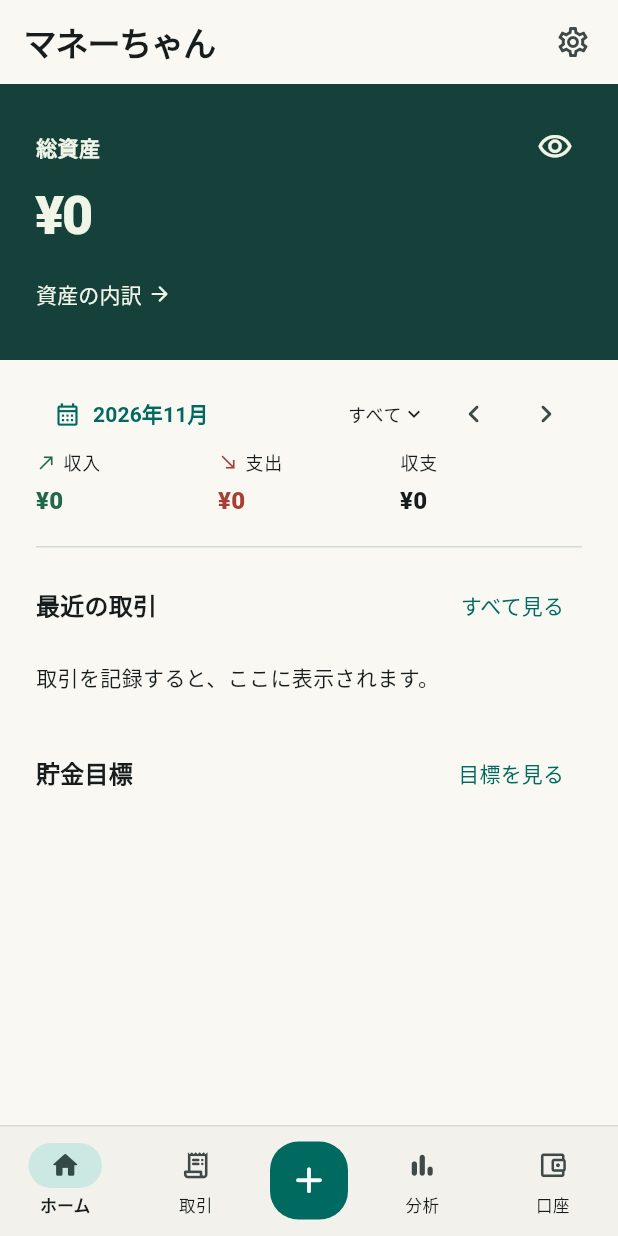
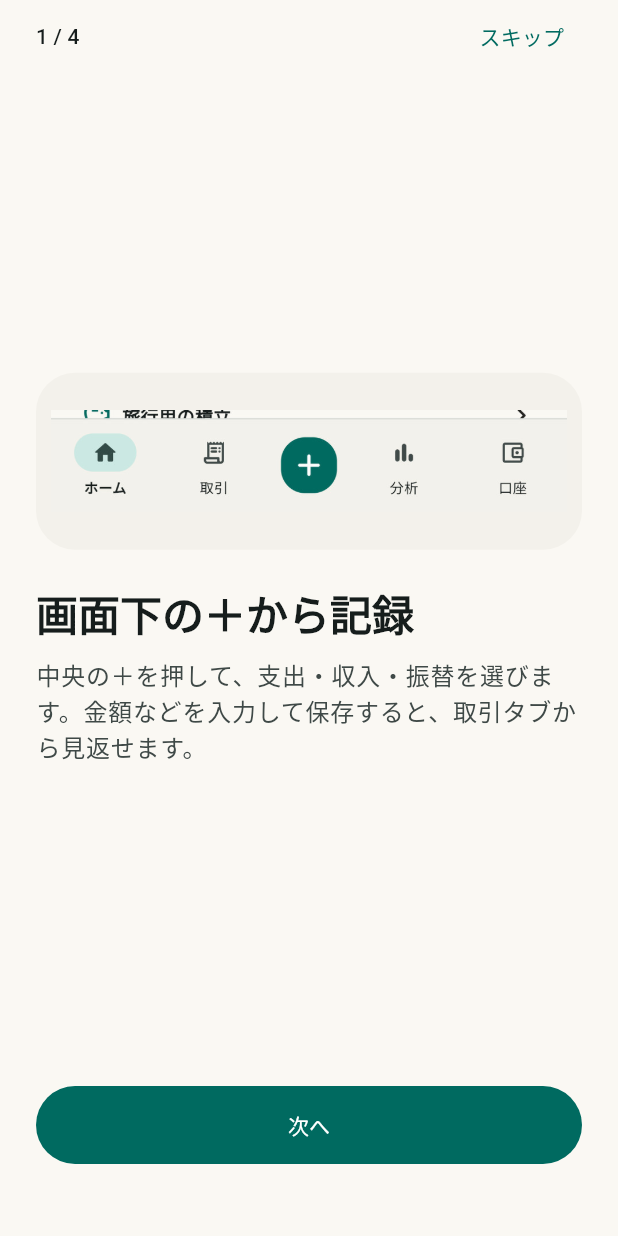
Before and after one commit to disnana/DisnanaMoneyManagement, a Flutter app: the screen it shows after launch, on a phone screen of 412 x 824 dp. Run offline on Flutter 3.47's test engine with Material 3 defaults, Android fonts, the phone set to English and light mode, and no system bars; our stand-ins replace csv, local_auth, material_ui, share_plus, shared_preferences; missing offline and left inert: charset, file_selector.

Commit message:
Teach first-run Flutter users with real finance screens

```diff
--- /dev/null
+++ b/apps/flutter-prototype/lib/guide_screen.dart
@@ -0,0 +1,182 @@
+part of 'main.dart';
+
+const _guide = [
+  (
+    '画面下の＋から記録',
+    '中央の＋を押して、支出・収入・振替を選びます。金額などを入力して保存すると、取引タブから見返せます。',
+    'assets/guide/record.jpg',
+    118.0,
+  ),
+  (
+    '何にいくら使ったか確認',
+    'ホームで残高と月の収支を見て、分析で支出の割合や収入の内訳を見比べられます。',
+    'assets/guide/analysis.jpg',
+    265.0,
+  ),
+  (
+    'カードの未払いとポイント',
+    'カードごとに支払残額と利用可能額を確認。ポイントで払った分は、充当額を記録して実際の支払額に反映できます。',
+    'assets/guide/card.jpg',
+    254.0,
+  ),
+  (
+    '目的に合わせて貯金',
+    '旅行や買い替えなどの目標を作り、積み立てを記録。目標まであといくらか確認できます。',
+    'assets/guide/savings.jpg',
+    254.0,
+  ),
+];
+
+class GettingStarted extends StatefulWidget {
+  const GettingStarted({super.key, required this.onClose, this.review = false});
+  final VoidCallback onClose;
+  final bool review;
+  @override
+  State<GettingStarted> createState() => _GettingStartedState();
+}
+
+class _GettingStartedState extends State<GettingStarted> {
+  final pages = PageController();
+  int index = 0;
+  @override
+  void dispose() {
+    pages.dispose();
+    super.dispose();
+  }
+
+  void move(int next) {
+    if (MediaQuery.disableAnimationsOf(context)) {
+      pages.jumpToPage(next);
+    } else {
+      pages.animateToPage(
+        next,
+        duration: const Duration(milliseconds: 200),
+        curve: Curves.easeOut,
+      );
+    }
+  }
+
+  @override
+  Widget build(BuildContext context) => PopScope(
+    canPop: widget.review,
+    onPopInvokedWithResult: (didPop, _) {
+      if (!didPop && !widget.review) widget.onClose();
+    },
+    child: Scaffold(
+      body: SafeArea(
+        child: Center(
+          child: ConstrainedBox(
+            constraints: const BoxConstraints(maxWidth: 480),
+            child: Padding(
+              padding: const EdgeInsets.symmetric(horizontal: 24),
+              child: Column(
+                children: [
+                  Row(
+                    children: [
+                      Expanded(
+                        child: Text(
+                          '${index + 1} / ${_guide.length}',
+                          style: context.type.labelLarge,
+                        ),
+                      ),
+                      TextButton(
+                        onPressed: widget.onClose,
+                        child: Text(widget.review ? '閉じる' : 'スキップ'),
+                      ),
+                    ],
+                  ),
+                  Expanded(
+                    child: PageView.builder(
+                      controller: pages,
+                      itemCount: _guide.length,
+                      onPageChanged: (value) => setState(() => index = value),
+                      itemBuilder: (context, page) => LayoutBuilder(
+                        builder: (context, constraints) =>
+                            SingleChildScrollView(
+                              child: ConstrainedBox(
+                                constraints: BoxConstraints(
+                                  minHeight: constraints.maxHeight,
+                                ),
+                                child: Column(
+                                  mainAxisAlignment: MainAxisAlignment.center,
+                                  crossAxisAlignment:
+                                      CrossAxisAlignment.stretch,
+                                  children: [
+                                    Container(
+                                      height: _guide[page].$4,
+                                      width: double.infinity,
+                                      padding: const EdgeInsets.all(10),
+                                      decoration: BoxDecoration(
+                                        color:
+                                            context.colors.surfaceContainerLow,
+                                        borderRadius: BorderRadius.circular(26),
+                                      ),
+                                      alignment: Alignment.center,
+                                      child: ExcludeSemantics(
+                                        child: Image.asset(
+                                          _guide[page].$3,
+                                          fit: BoxFit.contain,
+                                        ),
+                                      ),
+                                    ),
+                                    const SizedBox(height: 24),
+                                    Semantics(
+                                      header: true,
+                                      child: Text(
+                                        _guide[page].$1,
+                                        style: context.type.headlineMedium
+                                            ?.copyWith(
+                                              fontWeight: FontWeight.w800,
+                                            ),
+                                      ),
+                                    ),
+                                    const SizedBox(height: 11),
+                                    Text(
+                                      _guide[page].$2,
+                                      style: context.type.bodyLarge?.copyWith(
+                                        color: context.colors.onSurfaceVariant,
+                                        height: 1.5,
+                                      ),
+                                    ),
+                                  ],
+                                ),
+                              ),
+                            ),
+                      ),
+                    ),
+                  ),
+                  const SizedBox(height: 14),
+                  SizedBox(
+                    width: double.infinity,
+                    child: FilledButton(
+                      onPressed: index == _guide.length - 1
+                          ? widget.onClose
+                          : () => move(index + 1),
+                      style: FilledButton.styleFrom(
+                        minimumSize: const Size(52, 52),
+                      ),
+                      child: Text(
+                        index == _guide.length - 1
+                            ? widget.review
+                                  ? '閉じる'
+                                  : 'はじめる'
+                            : '次へ',
+                      ),
+                    ),
+                  ),
+                  if (index > 0)
+                    TextButton(
+                      onPressed: () => move(index - 1),
+                      child: const Text('前へ'),
+                    )
+                  else
+                    const SizedBox(height: 48),
+                ],
+              ),
+            ),
+          ),
+        ),
+      ),
+    ),
+  );
+}
--- a/apps/flutter-prototype/lib/ledger.dart
+++ b/apps/flutter-prototype/lib/ledger.dart
@@ -218,6 +218,7 @@ class Ledger {
     this.reduceMotion = false,
     this.haptics = false,
     this.appLock = false,
+    this.guideSeen = false,
     this.groups = householdDefaults,
     this.recurrences = const [],
     this.purchases = const [],
@@ -256,6 +257,7 @@ class Ledger {
       reduceMotion: json['reduceMotion'] as bool? ?? false,
       haptics: json['haptics'] as bool? ?? false,
       appLock: json['appLock'] as bool? ?? false,
+      guideSeen: json['guideSeen'] as bool? ?? false,
       groups:
           (json['groups'] as List?)?.cast<String>().toList() ??
           householdDefaults,
@@ -527,7 +529,7 @@ class Ledger {
   final List<String> categories, incomeCategories;
   final List<Goal> goals;
   final int budget;
-  final bool hideBalance, reduceMotion, haptics, appLock;
+  final bool hideBalance, reduceMotion, haptics, appLock, guideSeen;
   final String theme;
   final List<String> groups;
   final List<Recurrence> recurrences;
@@ -546,6 +548,7 @@ class Ledger {
     bool? reduceMotion,
     bool? haptics,
     bool? appLock,
+    bool? guideSeen,
     List<String>? groups,
     List<Recurrence>? recurrences,
     List<PurchasePlan>? purchases,
@@ -562,6 +565,7 @@ class Ledger {
     reduceMotion: reduceMotion ?? this.reduceMotion,
     haptics: haptics ?? this.haptics,
     appLock: appLock ?? this.appLock,
+    guideSeen: guideSeen ?? this.guideSeen,
     groups: groups ?? this.groups,
     recurrences: recurrences ?? this.recurrences,
     purchases: purchases ?? this.purchases,
@@ -647,6 +651,7 @@ class Ledger {
     'reduceMotion': reduceMotion,
     'haptics': haptics,
     'appLock': appLock,
+    'guideSeen': guideSeen,
     'groups': groups,
     'recurrences': recurrences,
     'purchases': purchases,
--- a/apps/flutter-prototype/lib/main.dart
+++ b/apps/flutter-prototype/lib/main.dart
@@ -22,6 +22,7 @@ part 'book_screens.dart';
 part 'plan_screens.dart';
 part 'card_screen.dart';
 part 'launcher_screen.dart';
+part 'guide_screen.dart';
 
 void main() => runApp(ManeApp(storage: DeviceLedgerStorage()));
 
@@ -67,6 +68,7 @@ class _ManeAppState extends State<ManeApp> with WidgetsBindingObserver {
   bool _loadFailed = false;
   String? _launcherId;
   bool _locked = false;
+  bool _showGuide = false;
   bool _authenticating = false;
   bool _authFailed = false;
 
@@ -126,6 +128,7 @@ class _ManeAppState extends State<ManeApp> with WidgetsBindingObserver {
         setState(() {
           _ledger = ledger;
           _locked = _mobile && ledger.appLock;
+          _showGuide = !_locked && !ledger.guideSeen && ledger.entries.isEmpty;
         });
       }
     } on Object {
@@ -148,6 +151,13 @@ class _ManeAppState extends State<ManeApp> with WidgetsBindingObserver {
     } finally {
       if (mounted) setState(() => _busy = false);
     }
+  }
+
+  void finishGuide() {
+    final ledger = _ledger;
+    if (!_showGuide || ledger == null) return;
+    setState(() => _showGuide = false);
+    _save(ledger.copyWith(guideSeen: true));
   }
 
   ThemeData _theme(Brightness brightness) {
@@ -241,7 +251,9 @@ class _ManeAppState extends State<ManeApp> with WidgetsBindingObserver {
       _ => ThemeMode.system,
     },
     home: _ledger != null
-        ? Workspace(ledger: _ledger!, save: _save, busy: _busy)
+        ? _showGuide
+              ? GettingStarted(onClose: finishGuide)
+              : Workspace(ledger: _ledger!, save: _save, busy: _busy)
         : Scaffold(
             body: Center(
               child: _loadFailed
--- a/apps/flutter-prototype/pubspec.yaml
+++ b/apps/flutter-prototype/pubspec.yaml
@@ -29,3 +29,4 @@ flutter:
   assets:
     - assets/mane-start.png
     - assets/launcher/
+    - assets/guide/
```
Also changed, not shown: apps/flutter-prototype/lib/settings.dart (+19 -1 lines), apps/flutter-prototype/assets/guide/analysis.jpg (added), apps/flutter-prototype/assets/guide/card.jpg (added), apps/flutter-prototype/assets/guide/record.jpg (added), apps/flutter-prototype/assets/guide/savings.jpg (added), 4 other files.
